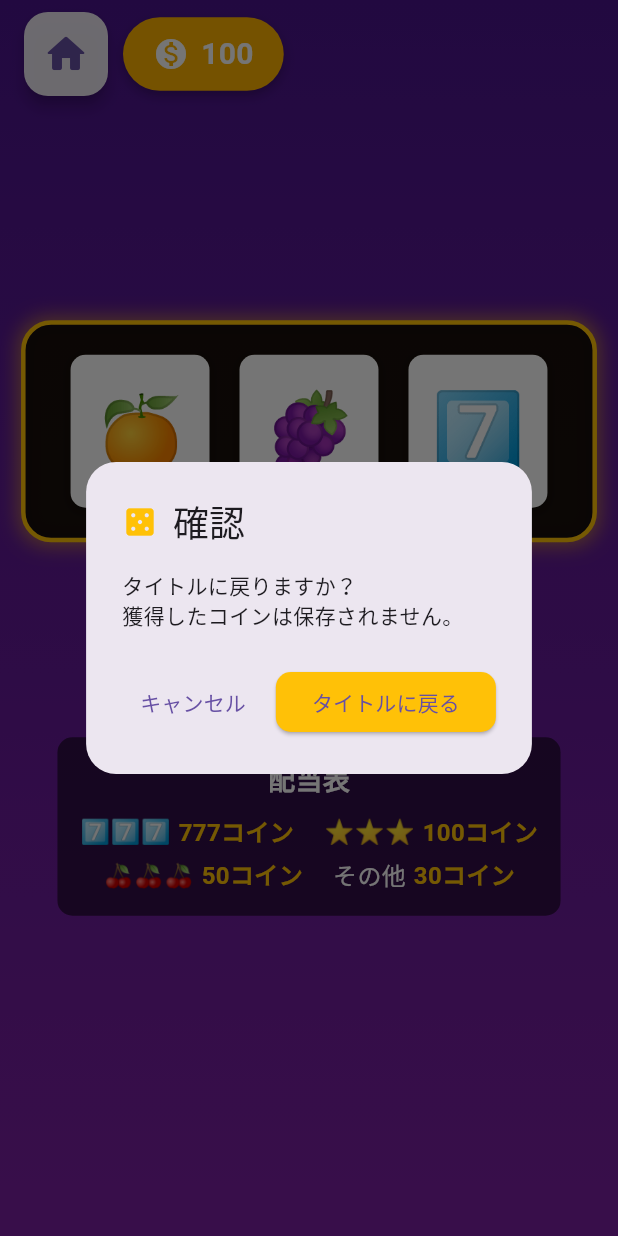
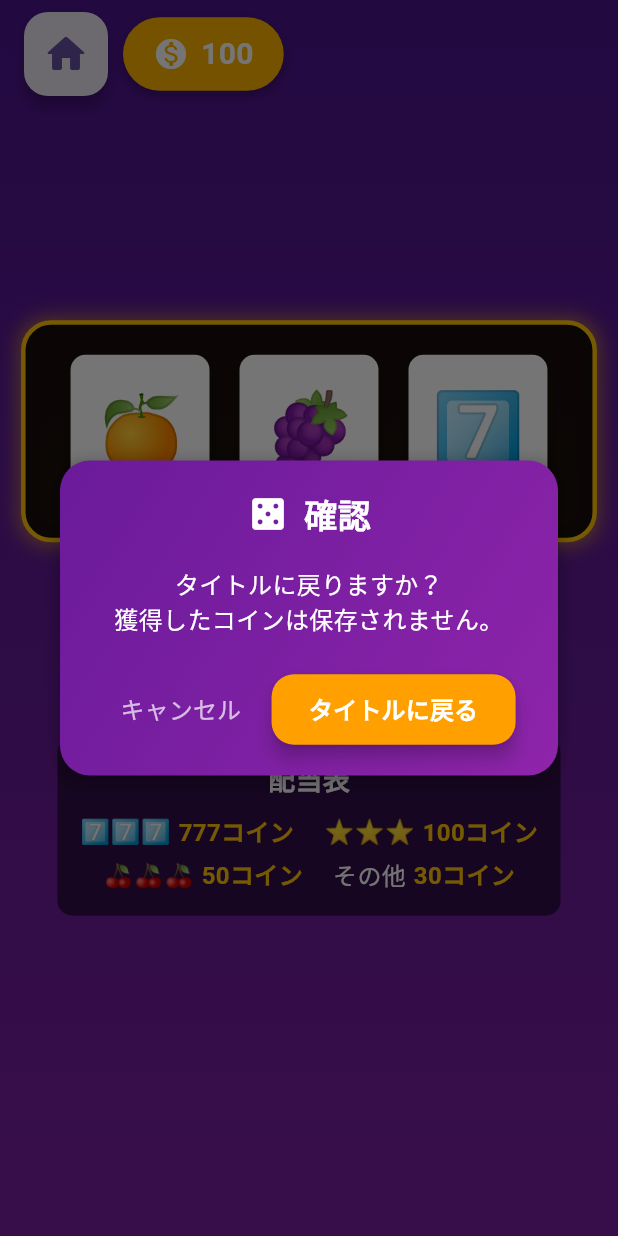
Before and after one commit to AliceWonerfulWorld/quizappFlutter, a Flutter app: the SlotMachineScreen screen opened by its route, after a tap on the "home" icon, on a phone screen of 412 x 824 dp. Run offline on Flutter 3.47's test engine with Material 3 defaults, Android fonts, the light colour scheme and no system bars; Roboto replaces fonts that are missing (MPLUSRounded1c).

Commit message:
ダイアログのスタイルを改善し、確認メッセージをカスタマイズ

```diff
--- a/lib/screens/slot_machine_screen.dart
+++ b/lib/screens/slot_machine_screen.dart
@@ -164,34 +164,99 @@ class _SlotMachineScreenState extends State<SlotMachineScreen> with TickerProvid
               onPressed: () async {
                 bool? shouldReturn = await showDialog<bool>(
                   context: context,
-                  builder: (context) => AlertDialog(
+                  builder: (context) => Dialog( // AlertDialogをDialogに変更
                     shape: RoundedRectangleBorder(
                       borderRadius: BorderRadius.circular(20),
                     ),
-                    title: Row(
-                      children: [
-                        Icon(Icons.casino, color: Colors.amber),
-                        SizedBox(width: 10),
-                        Text('確認'),
+                    elevation: 0,
+                    backgroundColor: Colors.transparent,
+                    child: Container(
+                      padding: EdgeInsets.all(20),
+                      decoration: BoxDecoration(
+                        gradient: LinearGradient(
+                          colors: [Colors.purple.shade800, Colors.purple.shade600],
+                          begin: Alignment.topLeft,
+                          end: Alignment.bottomRight,
+                        ),
+                        borderRadius: BorderRadius.circular(20),
+                        boxShadow: [
+                          BoxShadow(
+                            color: Colors.black.withOpacity(0.2),
+                            spreadRadius: 3,
+                            blurRadius: 7,
+                            offset: Offset(0, 3),
+                          )
                         ],
                       ),
-                    content: Text('タイトルに戻りますか？\n獲得したコインは保存されません。'),
-                    actions: [
+                      child: Column(
+                        mainAxisSize: MainAxisSize.min,
+                        children: [
+                          Row(
+                            mainAxisAlignment: MainAxisAlignment.center,
+                            children: [
+                              Icon(Icons.casino_rounded, color: Colors.white, size: 28),
+                              SizedBox(width: 10),
+                              Text(
+                                '確認',
+                                style: TextStyle(
+                                  fontFamily: 'MPLUSRounded1c',
+                                  fontSize: 22,
+                                  fontWeight: FontWeight.bold,
+                                  color: Colors.white,
+                                ),
+                              ),
+                            ],
+                          ),
+                          SizedBox(height: 20),
+                          Text(
+                            'タイトルに戻りますか？\n獲得したコインは保存されません。',
+                            textAlign: TextAlign.center,
+                            style: TextStyle(
+                              fontFamily: 'MPLUSRounded1c',
+                              fontSize: 16,
+                              color: Colors.white,
+                            ),
+                          ),
+                          SizedBox(height: 25),
+                          Row(
+                            mainAxisAlignment: MainAxisAlignment.spaceEvenly,
+                            children: [
                               TextButton(
                                 onPressed: () => Navigator.of(context).pop(false),
-                        child: Text('キャンセル'),
+                                child: Text(
+                                  'キャンセル',
+                                  style: TextStyle(
+                                    fontFamily: 'MPLUSRounded1c',
+                                    color: Colors.white70,
+                                    fontSize: 16,
+                                  ),
+                                ),
                               ),
                               ElevatedButton(
                                 onPressed: () => Navigator.of(context).pop(true),
                                 style: ElevatedButton.styleFrom(
-                          backgroundColor: Colors.amber,
+                                  backgroundColor: Colors.amber.shade700,
+                                  padding: EdgeInsets.symmetric(horizontal: 25, vertical: 12),
                                   shape: RoundedRectangleBorder(
-                            borderRadius: BorderRadius.circular(10),
+                                    borderRadius: BorderRadius.circular(15),
+                                  ),
+                                  elevation: 5,
+                                ),
+                                child: Text(
+                                  'タイトルに戻る',
+                                  style: TextStyle(
+                                    fontFamily: 'MPLUSRounded1c',
+                                    fontSize: 16,
+                                    fontWeight: FontWeight.bold,
+                                    color: Colors.white,
                                   ),
                                 ),
-                        child: Text('タイトルに戻る'),
                               ),
                             ],
+                          ),
+                        ],
+                      ),
+                    ),
                   ),
                 );
                 if (shouldReturn == true) {
--- a/lib/screens/title_screen.dart
+++ b/lib/screens/title_screen.dart
@@ -287,7 +287,7 @@ class _TitleScreenState extends State<TitleScreen> with TickerProviderStateMixin
                               style: TextStyle(
                                 fontSize: 24,
                                 fontWeight: FontWeight.w300,
-                                color: Colors.white.withOpacity(0.85),
+                                color: Colors.black.withOpacity(0.85),
                                 letterSpacing: 1.5,
                               ),
                             ),
```
Lines whose indentation alone changed are shown as unchanged.
